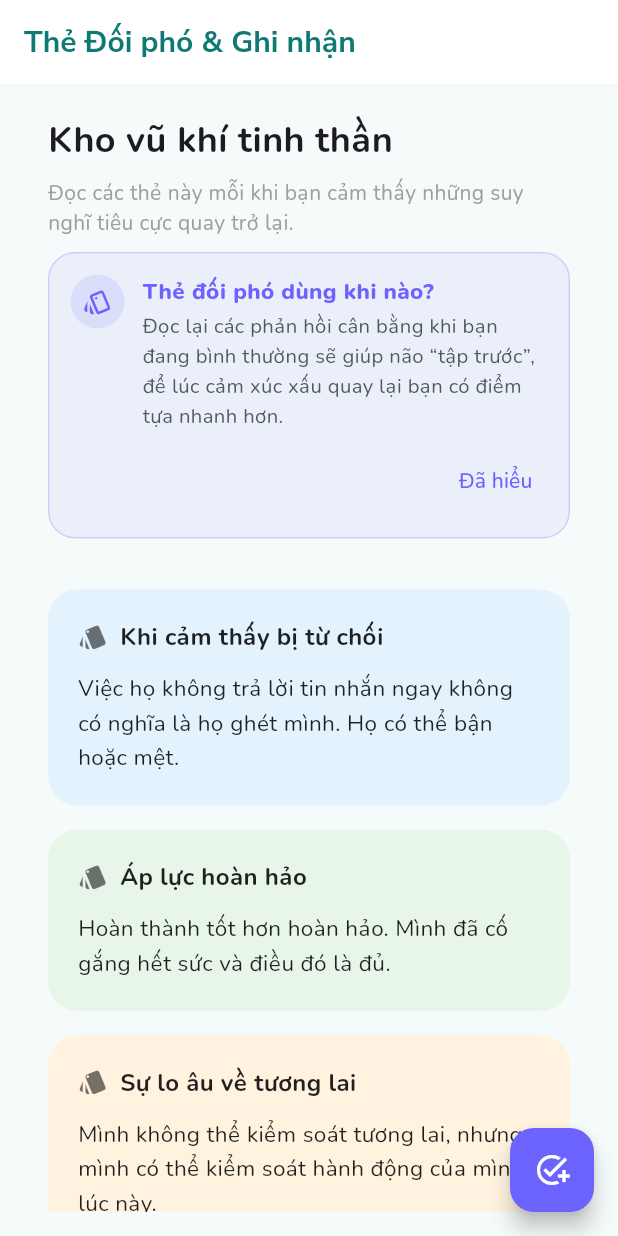
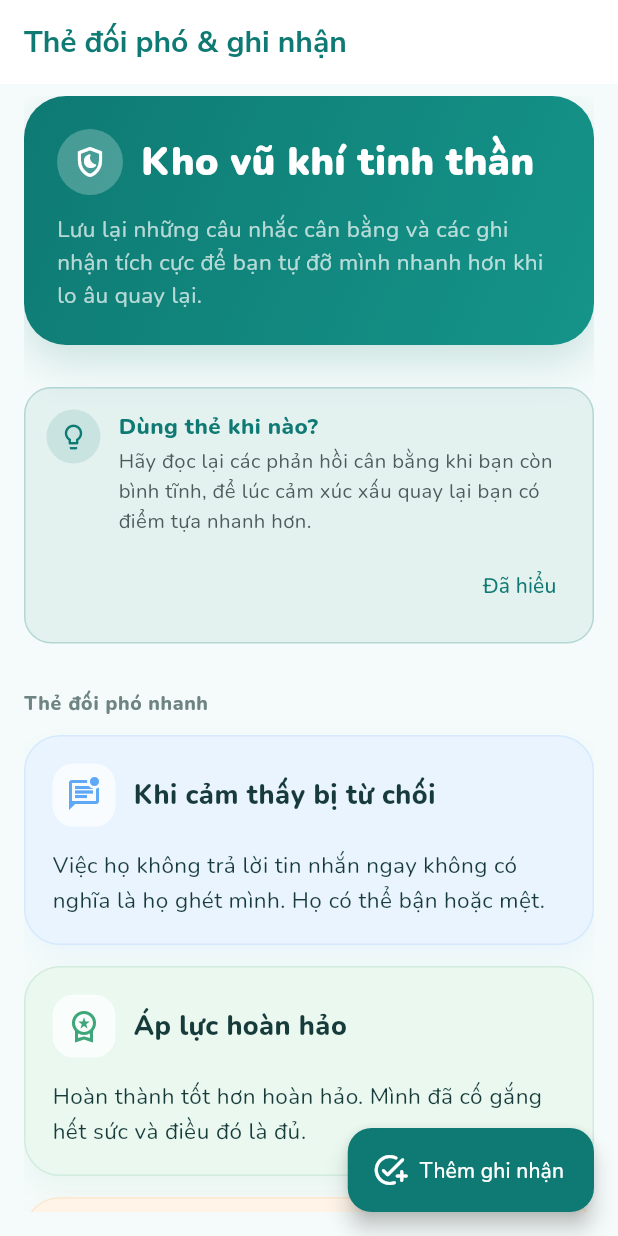
Before and after one commit to phuongtech24/do_an, a Flutter app: the CopingCardsScreen screen opened by its route, on a phone screen of 412 x 824 dp. Run offline on Flutter 3.47's test engine with Material 3 defaults, Android fonts, the phone set to English and light mode, and no system bars; our stand-ins replace fl_chart, flutter_secure_storage, go_router, google_fonts, image_picker; missing offline and left inert: dart:html; accounts and stored records are empty.

Commit message:
[Update] Chỉnh ửa lại giao diện cho đồng bộ

```diff
--- a/reconnect_app/lib/features/journal_ai/presentation/pages/coping_cards_screen.dart
+++ b/reconnect_app/lib/features/journal_ai/presentation/pages/coping_cards_screen.dart
@@ -1,7 +1,9 @@
 import 'package:flutter/material.dart';
 import 'package:provider/provider.dart';
+
 import '../../../../shared/widgets/mindhealth_scaffold.dart';
 import '../../../../shared/widgets/therapy_guide_card.dart';
+import '../../../../theme/app_colors.dart';
 import '../../../auth/presentation/providers/auth_provider.dart';
 import '../../data/models/journal_model.dart';
 import '../providers/journal_provider.dart';
@@ -14,7 +16,6 @@ class CopingCardsScreen extends StatefulWidget {
 }
 
 class _CopingCardsScreenState extends State<CopingCardsScreen> {
-  // Bản ghi tĩnh làm mẫu ban đầu
   final List<String> _staticCredits = [
     'Hôm nay mình đã tự nấu ăn.',
     'Mình đã hoàn thành bài đánh giá LSAS.',
@@ -25,38 +26,45 @@ class _CopingCardsScreenState extends State<CopingCardsScreen> {
     {
       'title': 'Khi cảm thấy bị từ chối',
       'content': 'Việc họ không trả lời tin nhắn ngay không có nghĩa là họ ghét mình. Họ có thể bận hoặc mệt.',
-      'color': const Color(0xFFE3F2FD),
+      'icon': Icons.mark_unread_chat_alt_outlined,
+      'accent': const Color(0xFF5FA8F5),
+      'background': const Color(0xFFEAF4FF),
     },
     {
       'title': 'Áp lực hoàn hảo',
       'content': 'Hoàn thành tốt hơn hoàn hảo. Mình đã cố gắng hết sức và điều đó là đủ.',
-      'color': const Color(0xFFE8F5E9),
+      'icon': Icons.workspace_premium_outlined,
+      'accent': const Color(0xFF3FA67A),
+      'background': const Color(0xFFEAF8F0),
     },
     {
       'title': 'Sự lo âu về tương lai',
       'content': 'Mình không thể kiểm soát tương lai, nhưng mình có thể kiểm soát hành động của mình lúc này.',
-      'color': const Color(0xFFFFF3E0),
+      'icon': Icons.wb_twilight_outlined,
+      'accent': const Color(0xFFE5A24C),
+      'background': const Color(0xFFFFF4E7),
     },
   ];
 
   final Map<String, dynamic> _relapsePlan = {
-    'title': 'Kế hoạch Phòng ngừa Tái phát',
-    'content': 'Tôi có quyền lựa chọn: Tôi có thể làm quá vấn đề lên và cảm thấy tồi tệ hơn. Hoặc tôi có thể xem lại nhật ký, nhớ rằng thụt lùi (setback) là một phần bình thường của quá trình phục hồi, và tự làm một phiên trị liệu cho chính mình.',
-    'color': const Color(0xFFFFFDE7),
+    'title': 'Kế hoạch phòng ngừa tái phát',
+    'content':
+        'Khi chững lại, mình có thể xem lại nhật ký, nhớ rằng setback là một phần bình thường của quá trình hồi phục, rồi chọn một bước nhỏ để quay lại nhịp trị liệu.',
+    'icon': Icons.health_and_safety_outlined,
+    'accent': AppColors.warning,
+    'background': const Color(0xFFFFF7E8),
   };
 
   @override
   void initState() {
     super.initState();
-    // Tự động tải danh sách nhật ký để nạp Credit List từ Backend
     WidgetsBinding.instance.addPostFrameCallback((_) {
       final auth = Provider.of<AuthProvider>(context, listen: false);
       final patientId = auth.loginResponse?.user.id ?? '';
       final token = auth.loginResponse?.token;
 
       if (patientId.isNotEmpty) {
-        Provider.of<JournalProvider>(context, listen: false)
-            .loadJournals(patientId, token: token);
+        Provider.of<JournalProvider>(context, listen: false).loadJournals(patientId, token: token);
       }
     });
   }
@@ -67,35 +75,38 @@ class _CopingCardsScreenState extends State<CopingCardsScreen> {
       builder: (context) {
         final controller = TextEditingController();
         return AlertDialog(
-          shape: RoundedRectangleBorder(borderRadius: BorderRadius.circular(20)),
-          title: const Text('Ghi nhận việc tốt', style: TextStyle(fontWeight: FontWeight.bold)),
+          shape: RoundedRectangleBorder(borderRadius: BorderRadius.circular(24)),
+          title: const Text(
+            'Ghi nhận một điều tốt',
+            style: TextStyle(fontWeight: FontWeight.w800, color: AppColors.textPrimary),
+          ),
           content: TextField(
             controller: controller,
-            decoration: const InputDecoration(
-              hintText: 'VD: Mình đã kiên nhẫn với bản thân hôm nay...',
-              border: OutlineInputBorder(borderRadius: BorderRadius.all(Radius.circular(12))),
+            autofocus: true,
+            maxLines: 3,
+            decoration: InputDecoration(
+              hintText: 'Ví dụ: Hôm nay mình đã kiên nhẫn hơn với bản thân.',
+              filled: true,
+              fillColor: AppColors.background,
+              border: OutlineInputBorder(
+                borderRadius: BorderRadius.circular(16),
+                borderSide: BorderSide.none,
               ),
-            autofocus: true,
-            maxLines: 2,
+            ),
           ),
           actions: [
             TextButton(
               onPressed: () => Navigator.pop(context),
-              child: const Text('Hủy', style: TextStyle(color: Colors.grey, fontWeight: FontWeight.bold)),
+              child: const Text('Hủy'),
             ),
-            ElevatedButton(
+            FilledButton(
               onPressed: () async {
                 final text = controller.text.trim();
-                if (text.isNotEmpty) {
-                  Navigator.pop(context); // Đóng hộp thoại nhập
-                  _saveCreditToBackend(text);
-                }
+                if (text.isEmpty) return;
+                Navigator.pop(context);
+                await _saveCreditToBackend(text);
               },
-              style: ElevatedButton.styleFrom(
-                backgroundColor: const Color(0xFF6C63FF),
-                shape: RoundedRectangleBorder(borderRadius: BorderRadius.circular(12)),
-              ),
-              child: const Text('Lưu', style: TextStyle(color: Colors.white, fontWeight: FontWeight.bold)),
+              child: const Text('Lưu ghi nhận'),
             ),
           ],
         );
@@ -103,7 +114,6 @@ class _CopingCardsScreenState extends State<CopingCardsScreen> {
     );
   }
 
-  // Gửi Ghi nhận việc tốt lên Backend
   Future<void> _saveCreditToBackend(String contentText) async {
     final auth = Provider.of<AuthProvider>(context, listen: false);
     final patientId = auth.loginResponse?.user.id ?? '';
@@ -111,27 +121,25 @@ class _CopingCardsScreenState extends State<CopingCardsScreen> {
     if (patientId.isEmpty) {
       ScaffoldMessenger.of(context).showSnackBar(
         const SnackBar(
-          content: Text('Không tìm thấy phiên đăng nhập! Vui lòng quay lại Trang chủ hoặc Đăng nhập lại.'),
-          backgroundColor: Colors.orange,
+          content: Text('Không tìm thấy phiên đăng nhập. Vui lòng đăng nhập lại.'),
+          backgroundColor: AppColors.warning,
         ),
       );
       return;
     }
 
-    // Hiển thị vòng xoay Loading
     showDialog(
       context: context,
       barrierDismissible: false,
       builder: (context) => const Center(
         child: CircularProgressIndicator(
-          valueColor: AlwaysStoppedAnimation<Color>(Color(0xFF6C63FF)),
+          valueColor: AlwaysStoppedAnimation<Color>(AppColors.primary),
         ),
       ),
     );
 
     try {
       final journalProvider = Provider.of<JournalProvider>(context, listen: false);
-
       final model = JournalModel(
         patientId: patientId,
         journalType: 'CREDIT_LIST',
@@ -140,37 +148,24 @@ class _CopingCardsScreenState extends State<CopingCardsScreen> {
 
       final success = await journalProvider.saveNewJournal(model, token: auth.loginResponse?.token);
 
-      if (mounted) Navigator.pop(context); // Đóng vòng xoay Loading
+      if (mounted) Navigator.pop(context);
 
-      if (success) {
-        if (mounted) {
+      if (!mounted) return;
       ScaffoldMessenger.of(context).showSnackBar(
-            const SnackBar(
-              content: Text('Lưu thẻ ghi nhận thành công!'),
-              backgroundColor: Colors.green,
+        SnackBar(
+          content: Text(success ? 'Lưu thẻ ghi nhận thành công.' : 'Lỗi: ${journalProvider.errorMessage}'),
+          backgroundColor: success ? AppColors.success : AppColors.alert,
         ),
       );
-        }
-      } else {
-        if (mounted) {
-          ScaffoldMessenger.of(context).showSnackBar(
-            SnackBar(
-              content: Text('Lỗi: ${journalProvider.errorMessage}'),
-              backgroundColor: Colors.redAccent,
-            ),
-          );
-        }
-      }
     } catch (e) {
-      if (mounted) Navigator.pop(context); // Đóng vòng xoay Loading
-      if (mounted) {
+      if (mounted) Navigator.pop(context);
+      if (!mounted) return;
       ScaffoldMessenger.of(context).showSnackBar(
         SnackBar(
           content: Text('Có lỗi xảy ra: $e'),
-            backgroundColor: Colors.redAccent,
+          backgroundColor: AppColors.alert,
         ),
       );
-      }
     }
   }
 
@@ -178,67 +173,53 @@ class _CopingCardsScreenState extends State<CopingCardsScreen> {
   Widget build(BuildContext context) {
     final journalProvider = Provider.of<JournalProvider>(context);
 
-    // Lấy các thẻ Credit List thật từ database
     final dbCredits = journalProvider.journals
         .where((j) => j.journalType == 'CREDIT_LIST')
         .map((j) => j.content ?? '')
+        .where((text) => text.trim().isNotEmpty)
         .toList();
 
-    // Gộp dữ liệu database lên trước, dữ liệu tĩnh làm mẫu phía dưới
     final allCredits = [...dbCredits, ..._staticCredits];
 
     return MindHealthScaffold(
-      title: 'Thẻ Đối phó & Ghi nhận',
-      floatingActionButton: FloatingActionButton(
+      title: 'Thẻ đối phó & ghi nhận',
+      floatingActionButton: FloatingActionButton.extended(
         onPressed: _addCredit,
-        backgroundColor: const Color(0xFF6C63FF),
-        child: const Icon(Icons.add_task, color: Colors.white),
+        backgroundColor: AppColors.primary,
+        foregroundColor: Colors.white,
+        icon: const Icon(Icons.add_task_rounded),
+        label: const Text('Thêm ghi nhận'),
       ),
       body: ListView(
-        padding: const EdgeInsets.symmetric(horizontal: 16, vertical: 12),
+        padding: const EdgeInsets.only(bottom: 88),
         children: [
-          const Text(
-            'Kho vũ khí tinh thần',
-            style: TextStyle(fontSize: 24, fontWeight: FontWeight.bold),
-          ),
-          const SizedBox(height: 8),
-          const Text(
-            'Đọc các thẻ này mỗi khi bạn cảm thấy những suy nghĩ tiêu cực quay trở lại.',
-            style: TextStyle(color: Colors.grey),
-          ),
+          _buildHeroSection(),
+          const SizedBox(height: 18),
           const TherapyGuideCard(
-            title: 'Thẻ đối phó dùng khi nào?',
+            title: 'Dùng thẻ khi nào?',
             message:
-                'Đọc lại các phản hồi cân bằng khi bạn đang bình thường sẽ giúp não “tập trước”, để lúc cảm xúc xấu quay lại bạn có điểm tựa nhanh hơn.',
-            icon: Icons.style_outlined,
-            accentColor: Color(0xFF6C63FF),
+                'Hãy đọc lại các phản hồi cân bằng khi bạn còn bình tĩnh, để lúc cảm xúc xấu quay lại bạn có điểm tựa nhanh hơn.',
+            icon: Icons.lightbulb_outline_rounded,
+            accentColor: AppColors.primary,
             dismissible: true,
           ),
-          const SizedBox(height: 24),
-
-          ..._cards.map((card) => _buildCard(card)),
-
-          const SizedBox(height: 24),
-          const Text(
-            'PHÒNG NGỪA TÁI PHÁT (RELAPSE PREVENTION)',
-            style: TextStyle(fontWeight: FontWeight.w900, color: Colors.amber, fontSize: 12, letterSpacing: 1.2),
-          ),
+          const SizedBox(height: 20),
+          _buildSectionLabel('Thẻ đối phó nhanh'),
+          const SizedBox(height: 12),
+          ..._cards.map(_buildCard),
+          const SizedBox(height: 10),
+          _buildSectionLabel('Phòng ngừa tái phát'),
           const SizedBox(height: 12),
           _buildCard(_relapsePlan, isSpecial: true),
-
-          const SizedBox(height: 24),
+          const SizedBox(height: 10),
           Row(
-            mainAxisAlignment: MainAxisAlignment.spaceBetween,
             children: [
-              const Text(
-                'DANH SÁCH GHI NHẬN (CREDIT LISTS)',
-                style: TextStyle(fontWeight: FontWeight.w900, color: Colors.grey, fontSize: 12, letterSpacing: 1.2),
-              ),
+              Expanded(child: _buildSectionLabel('Danh sách ghi nhận')),
               if (journalProvider.status == JournalProviderStatus.loading)
                 const SizedBox(
-                  width: 16,
-                  height: 16,
-                  child: CircularProgressIndicator(strokeWidth: 2, valueColor: AlwaysStoppedAnimation<Color>(Color(0xFF6C63FF))),
+                  width: 18,
+                  height: 18,
+                  child: CircularProgressIndicator(strokeWidth: 2, color: AppColors.primary),
                 ),
             ],
           ),
@@ -246,31 +227,106 @@ class _CopingCardsScreenState extends State<CopingCardsScreen> {
           const TherapyGuideCard(
             title: 'Ghi nhận nỗ lực nhỏ',
             message:
-                'Credit List không chỉ là việc “thành công lớn”. Hãy ghi cả việc nhỏ nhưng khó khi đang mệt, ví dụ: đi tắm, ra khỏi giường, tự nấu ăn.',
-            icon: Icons.playlist_add_check_circle_outlined,
-            accentColor: Color(0xFF0F8B7F),
+                'Không cần là thành công lớn. Hãy ghi cả những việc nhỏ nhưng khó khi bạn đang mệt, như ra khỏi giường, tắm, nấu ăn hoặc trả lời một tin nhắn.',
+            icon: Icons.favorite_border_rounded,
+            accentColor: AppColors.success,
           ),
-
-          ...allCredits.map((text) => _buildCreditItem(text)),
-          const SizedBox(height: 80), // Space for FAB
+          const SizedBox(height: 12),
+          if (allCredits.isEmpty)
+            _buildEmptyCredits()
+          else
+            ...allCredits.map(_buildCreditItem),
         ],
       ),
     );
   }
 
-  Widget _buildCard(Map<String, dynamic> card, {bool isSpecial = false}) {
+  Widget _buildHeroSection() {
     return Container(
-      margin: const EdgeInsets.only(bottom: 16),
-      padding: const EdgeInsets.all(20),
+      padding: const EdgeInsets.all(22),
       decoration: BoxDecoration(
-        color: card['color'] as Color,
-        borderRadius: BorderRadius.circular(20),
-        border: isSpecial ? Border.all(color: Colors.orange, width: 2) : null,
+        gradient: const LinearGradient(
+          colors: [AppColors.primary, Color(0xFF159489)],
+          begin: Alignment.topLeft,
+          end: Alignment.bottomRight,
+        ),
+        borderRadius: BorderRadius.circular(28),
         boxShadow: [
           BoxShadow(
-            color: (card['color'] as Color).withOpacity(0.1),
-            blurRadius: 10,
-            offset: const Offset(0, 4),
+            color: AppColors.primary.withOpacity(0.18),
+            blurRadius: 24,
+            offset: const Offset(0, 12),
+          ),
+        ],
+      ),
+      child: Column(
+        crossAxisAlignment: CrossAxisAlignment.start,
+        children: const [
+          Row(
+            children: [
+              CircleAvatar(
+                radius: 22,
+                backgroundColor: Colors.white24,
+                child: Icon(Icons.shield_moon_outlined, color: Colors.white),
+              ),
+              SizedBox(width: 12),
+              Expanded(
+                child: Text(
+                  'Kho vũ khí tinh thần',
+                  style: TextStyle(
+                    color: Colors.white,
+                    fontSize: 26,
+                    fontWeight: FontWeight.w900,
+                  ),
+                ),
+              ),
+            ],
+          ),
+          SizedBox(height: 12),
+          Text(
+            'Lưu lại những câu nhắc cân bằng và các ghi nhận tích cực để bạn tự đỡ mình nhanh hơn khi lo âu quay lại.',
+            style: TextStyle(
+              color: Colors.white70,
+              height: 1.45,
+              fontSize: 15,
+            ),
+          ),
+        ],
+      ),
+    );
+  }
+
+  Widget _buildSectionLabel(String title) {
+    return Text(
+      title,
+      style: const TextStyle(
+        fontSize: 13,
+        fontWeight: FontWeight.w800,
+        color: AppColors.textSecondary,
+        letterSpacing: 0.4,
+      ),
+    );
+  }
+
+  Widget _buildCard(Map<String, dynamic> card, {bool isSpecial = false}) {
+    final accent = card['accent'] as Color;
+    final background = card['background'] as Color;
+
+    return Container(
+      margin: const EdgeInsets.only(bottom: 14),
+      padding: const EdgeInsets.all(18),
+      decoration: BoxDecoration(
+        color: background,
+        borderRadius: BorderRadius.circular(24),
+        border: Border.all(
+          color: isSpecial ? accent.withOpacity(0.55) : accent.withOpacity(0.15),
+          width: isSpecial ? 1.6 : 1,
+        ),
+        boxShadow: [
+          BoxShadow(
+            color: accent.withOpacity(0.08),
+            blurRadius: 16,
+            offset: const Offset(0, 8),
           ),
         ],
       ),
@@ -279,22 +335,36 @@ class _CopingCardsScreenState extends State<CopingCardsScreen> {
         children: [
           Row(
             children: [
-              Icon(isSpecial ? Icons.warning_amber_rounded : Icons.style, size: 20, color: isSpecial ? Colors.orange[800] : Colors.black54),
-              const SizedBox(width: 8),
-              Text(
+              Container(
+                width: 42,
+                height: 42,
+                decoration: BoxDecoration(
+                  color: Colors.white.withOpacity(0.7),
+                  borderRadius: BorderRadius.circular(14),
+                ),
+                child: Icon(card['icon'] as IconData, color: accent),
+              ),
+              const SizedBox(width: 12),
+              Expanded(
+                child: Text(
                   card['title'] as String,
-                style: TextStyle(
-                  fontWeight: FontWeight.bold,
-                  fontSize: 16,
-                  color: isSpecial ? Colors.orange[900] : Colors.black87,
+                  style: const TextStyle(
+                    fontSize: 18,
+                    fontWeight: FontWeight.w800,
+                    color: AppColors.textPrimary,
+                  ),
                 ),
               ),
             ],
           ),
-          const SizedBox(height: 12),
+          const SizedBox(height: 14),
           Text(
             card['content'] as String,
-            style: const TextStyle(fontSize: 15, height: 1.5, color: Colors.black87),
+            style: const TextStyle(
+              fontSize: 15,
+              height: 1.55,
+              color: AppColors.textPrimary,
+            ),
           ),
         ],
       ),
@@ -303,20 +373,64 @@ class _CopingCardsScreenState extends State<CopingCardsScreen> {
 
   Widget _buildCreditItem(String text) {
     return Container(
-      margin: const EdgeInsets.only(bottom: 8),
-      padding: const EdgeInsets.all(12),
+      margin: const EdgeInsets.only(bottom: 10),
+      padding: const EdgeInsets.all(16),
       decoration: BoxDecoration(
         color: Colors.white,
-        borderRadius: BorderRadius.circular(12),
-        border: Border.all(color: Colors.grey[200]!),
+        borderRadius: BorderRadius.circular(18),
+        border: Border.all(color: AppColors.primary.withOpacity(0.08)),
+        boxShadow: [
+          BoxShadow(
+            color: Colors.black.withOpacity(0.03),
+            blurRadius: 12,
+            offset: const Offset(0, 6),
+          ),
+        ],
       ),
       child: Row(
+        crossAxisAlignment: CrossAxisAlignment.start,
         children: [
-          const Icon(Icons.check_circle, color: Colors.green, size: 20),
+          Container(
+            width: 32,
+            height: 32,
+            decoration: BoxDecoration(
+              color: AppColors.success.withOpacity(0.12),
+              borderRadius: BorderRadius.circular(10),
+            ),
+            child: const Icon(Icons.check_rounded, color: AppColors.success, size: 18),
+          ),
           const SizedBox(width: 12),
-          Expanded(child: Text(text, style: const TextStyle(fontWeight: FontWeight.w500, fontSize: 14))),
+          Expanded(
+            child: Text(
+              text,
+              style: const TextStyle(
+                fontSize: 14.5,
+                fontWeight: FontWeight.w600,
+                height: 1.45,
+                color: AppColors.textPrimary,
+              ),
+            ),
+          ),
         ],
       ),
     );
   }
+
+  Widget _buildEmptyCredits() {
+    return Container(
+      padding: const EdgeInsets.all(18),
+      decoration: BoxDecoration(
+        color: Colors.white,
+        borderRadius: BorderRadius.circular(20),
+        border: Border.all(color: AppColors.primary.withOpacity(0.08)),
+      ),
+      child: const Text(
+        'Bạn chưa có ghi nhận nào. Hãy thêm một điều nhỏ bạn đã làm được hôm nay.',
+        style: TextStyle(
+          color: AppColors.textSecondary,
+          height: 1.45,
+        ),
+      ),
+    );
   }
+}
--- a/reconnect_app/lib/features/navigation/presentation/patient_shell_screen.dart
+++ b/reconnect_app/lib/features/navigation/presentation/patient_shell_screen.dart
@@ -21,6 +21,12 @@ class PatientShellScreen extends StatelessWidget {
       WidgetsBinding.instance.addPostFrameCallback((_) {
         Provider.of<OnboardingProvider>(context, listen: false).loadOnboardingStatus(patientId, token: token);
       });
+    }
+
+    if (patientId.isNotEmpty && onboarding.onboardingStatus == null) {
+      return const Scaffold(
+        body: Center(child: CircularProgressIndicator()),
+      );
     }
 
     if (patientId.isNotEmpty && onboarding.onboardingStatus != null && !onboarding.isOnboardingComplete) {
--- a/reconnect_app/lib/features/onboarding/data/models/onboarding_status_model.dart
+++ b/reconnect_app/lib/features/onboarding/data/models/onboarding_status_model.dart
@@ -23,12 +23,17 @@ class OnboardingStatusModel {
     );
   }
 
-  bool get isComplete => hasBaselineLsas && hasGoals && hasSelectedTherapist;
+  bool get isComplete =>
+      hasBaselineLsas &&
+      hasGoals &&
+      hasSelectedTherapist &&
+      hasCompletedPsychoeducation;
 
   String get nextRoute {
     if (!hasBaselineLsas) return '/lsas';
     if (!hasGoals) return '/goal-setting';
     if (!hasSelectedTherapist) return '/therapist-matching';
+    if (!hasCompletedPsychoeducation) return '/psycho-education';
     return '/home';
   }
 }
--- a/reconnect_app/lib/features/onboarding/presentation/pages/goal_setting_screen.dart
+++ b/reconnect_app/lib/features/onboarding/presentation/pages/goal_setting_screen.dart
@@ -145,9 +145,19 @@ class _GoalSettingScreenState extends State<GoalSettingScreen> {
                       }
 
                       if (isLocked) {
-                        await onboardingProvider.loadOnboardingStatus(patientId, token: token);
+                        final ok = await onboardingProvider.loadOnboardingStatus(patientId, token: token);
                         if (!mounted) return;
-                        context.go(onboardingProvider.nextOnboardingRoute);
+                        if (!ok) {
+                          ScaffoldMessenger.of(context).showSnackBar(
+                            SnackBar(content: Text(onboardingProvider.errorMessage)),
+                          );
+                          return;
+                        }
+
+                        final nextRoute = onboardingProvider.nextOnboardingRoute == '/goal-setting'
+                            ? '/therapist-matching'
+                            : onboardingProvider.nextOnboardingRoute;
+                        context.go(nextRoute);
                         return;
                       }
 
--- a/reconnect_app/lib/features/onboarding/presentation/pages/therapist_matching_screen.dart
+++ b/reconnect_app/lib/features/onboarding/presentation/pages/therapist_matching_screen.dart
@@ -99,7 +99,15 @@ class _TherapistMatchingScreenState extends State<TherapistMatchingScreen> {
                       );
                       if (!mounted) return;
                       if (ok) {
-                        context.go('/home');
+                        final refreshed = await onboarding.loadOnboardingStatus(patientId, token: token);
+                        if (!mounted) return;
+                        if (!refreshed) {
+                          ScaffoldMessenger.of(context).showSnackBar(
+                            SnackBar(content: Text(onboarding.errorMessage)),
+                          );
+                          return;
+                        }
+                        context.go(onboarding.nextOnboardingRoute);
                       } else {
                         ScaffoldMessenger.of(context).showSnackBar(
                           SnackBar(content: Text(onboarding.errorMessage)),
```
Also changed, not shown: 1 other file. Lines whose indentation alone changed are shown as unchanged.
